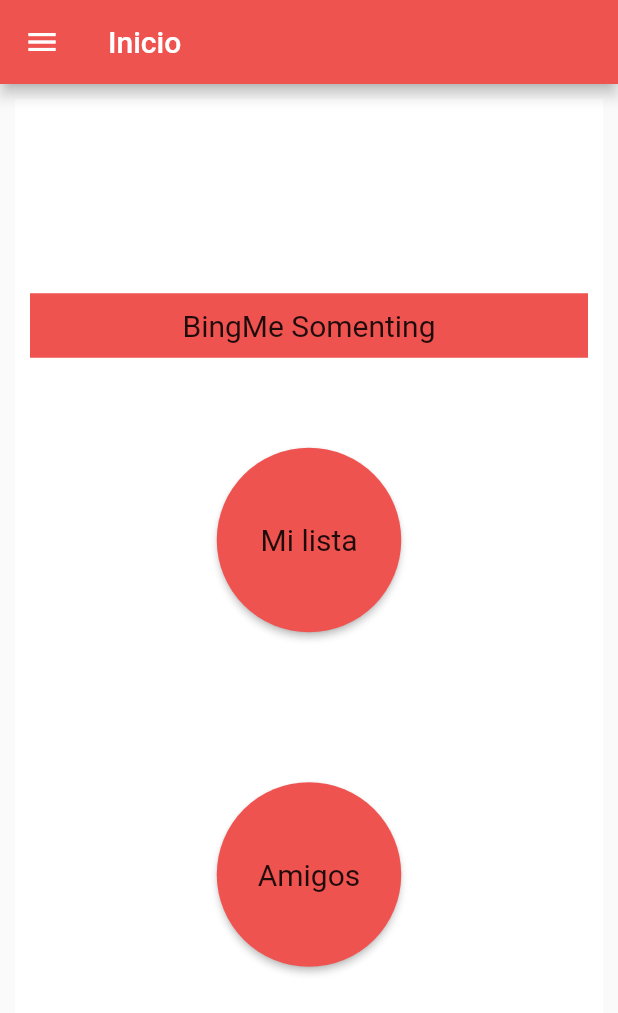
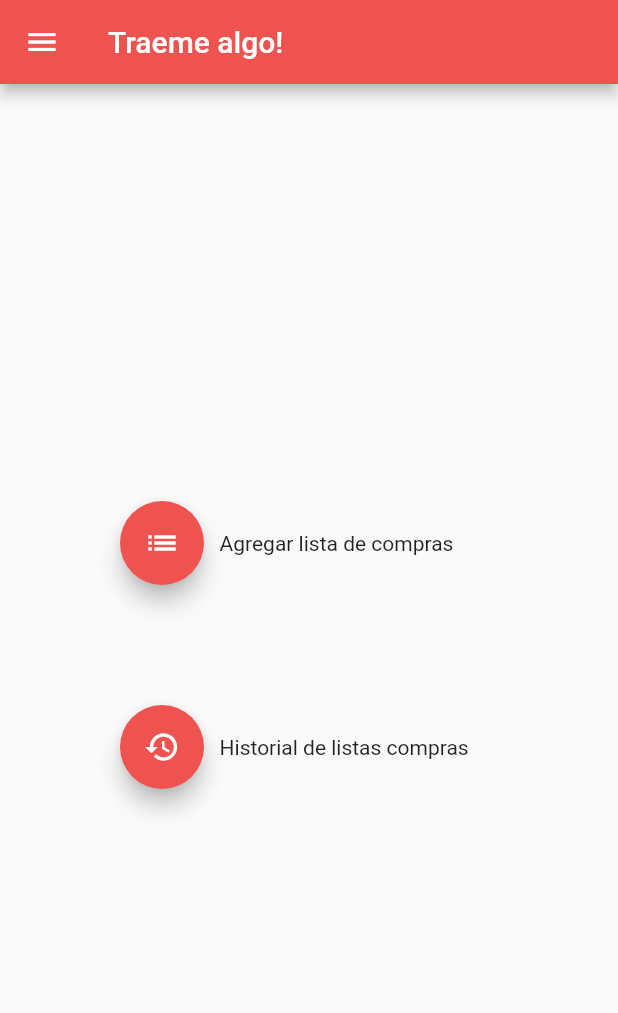
Before and after one commit to erodriguezf/proyecto_final, a Flutter app: the Home screen opened directly, after a tap on "Mi lista", on a phone screen of 412 x 824 dp. Shown: the top 1013 px of the screen. Run offline on Flutter 3.47's test engine with Material 2 defaults, Android fonts, the phone set to English and light mode, and no system bars; our stand-ins replace cloud_firestore, firebase_auth, google_sign_in, shared_preferences, string_validator; accounts and stored records are empty.

Commit message:
menu de listas agregado

```diff
--- a/lib/UI/Home.dart
+++ b/lib/UI/Home.dart
@@ -2,6 +2,7 @@ import 'package:flutter/material.dart';
 import 'package:provider/provider.dart';
 import 'package:proyecto_final/UI/Amigos.dart';
 import 'package:proyecto_final/UI/ListaPublicacionesAmigos.dart';
+import 'package:proyecto_final/UI/MisListas.dart';
 import 'package:proyecto_final/UI/NavDrawer.dart';
 import 'package:proyecto_final/UI/login.dart';
 import 'package:proyecto_final/ViewModels/ControlEstados.dart';
@@ -47,8 +48,8 @@ class _HomeState extends State<Home> {
               Padding(
                 padding: const EdgeInsets.all(50.0),
                 child: RawMaterialButton(
-                  onPressed: () => {
-                    },
+                  onPressed: () => { Navigator.push(contexth,
+                        MaterialPageRoute(builder: (contexth) => MisListas()))},
                       elevation: 2.0,
                       fillColor: Colors.red[400],
                       child: Text("Mi lista",style: TextStyle(fontSize: 20),),
--- /dev/null
+++ b/lib/UI/MisListas.dart
@@ -0,0 +1,69 @@
+import 'package:flutter/material.dart';
+import 'package:proyecto_final/Models/Persona.dart';
+import 'package:proyecto_final/UI/AgregarAmigo.dart';
+import 'package:proyecto_final/UI/ListaDeAmigos.dart';
+import 'package:proyecto_final/UI/NavDrawer.dart';
+
+var contexth;
+
+class MisListas extends StatefulWidget {
+  @override
+  MisListasState createState() => MisListasState();
+}
+
+class MisListasState extends State<MisListas> {
+  List<Persona> amix = new List<Persona>();
+  @override
+  Widget build(BuildContext context) {
+    contexth = context;
+    return Scaffold(
+      drawer: NavDrawer(),
+      appBar:
+          AppBar(title: Text("Traeme algo!"), backgroundColor: Colors.red[400]),
+      body: Center(
+        child: Column(
+          mainAxisAlignment: MainAxisAlignment.center,
+          crossAxisAlignment: CrossAxisAlignment.center,
+          children: <Widget>[
+            Padding(
+              padding: const EdgeInsets.fromLTRB(80,30,30,30),
+              child: Row(
+                children: <Widget>[
+                  FloatingActionButton(
+                    heroTag: "btn1",
+                      backgroundColor: Colors.red[400],
+                      onPressed: () {
+                        Navigator.push(
+                            context,
+                            MaterialPageRoute(
+                                builder: (context) => AgregarAmigo()));
+                      },
+                      tooltip: 'Agregar lista de compras',
+                      child: new Icon(Icons.list)),
+                  Text("   Agregar lista de compras")
+                ],
+              ),
+            ),
+            Padding(
+              padding: const EdgeInsets.fromLTRB(80,50,30,50),
+              child: Row(
+                children: <Widget>[
+                  FloatingActionButton(
+                    heroTag: "btn2",
+                      backgroundColor: Colors.red[400],
+                      onPressed: () {
+                        Navigator.push(context,MaterialPageRoute(builder: (context) => ListaDeAmigos()));
+                      },
+                      tooltip: 'Historial de listas compras',
+                      child: new Icon(Icons.history)),
+                  Text("   Historial de listas compras")
+                ],
+              ),
+            ),
+          ],
+
+        ),
+      ),
+    );
+  }
+}
```
